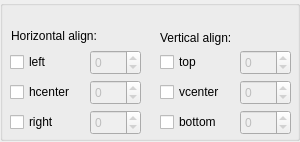
First picture: the form in Tools/UIEditor/UI/alignspropertygridwidget.ui, repository xaoctech/dava.engine, before the edit.
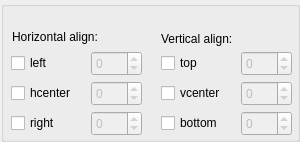
Second picture: the form after the edit.

What changed in the file:
```diff
--- a/Tools/UIEditor/UI/alignspropertygridwidget.ui
+++ b/Tools/UIEditor/UI/alignspropertygridwidget.ui
@@ -22,9 +22,9 @@
   <widget class="QGroupBox" name="groupBox">
    <property name="geometry">
     <rect>
-     <x>0</x>
-     <y>0</y>
-     <width>300</width>
+     <x>1</x>
+     <y>1</y>
+     <width>299</width>
      <height>141</height>
     </rect>
    </property>
```
